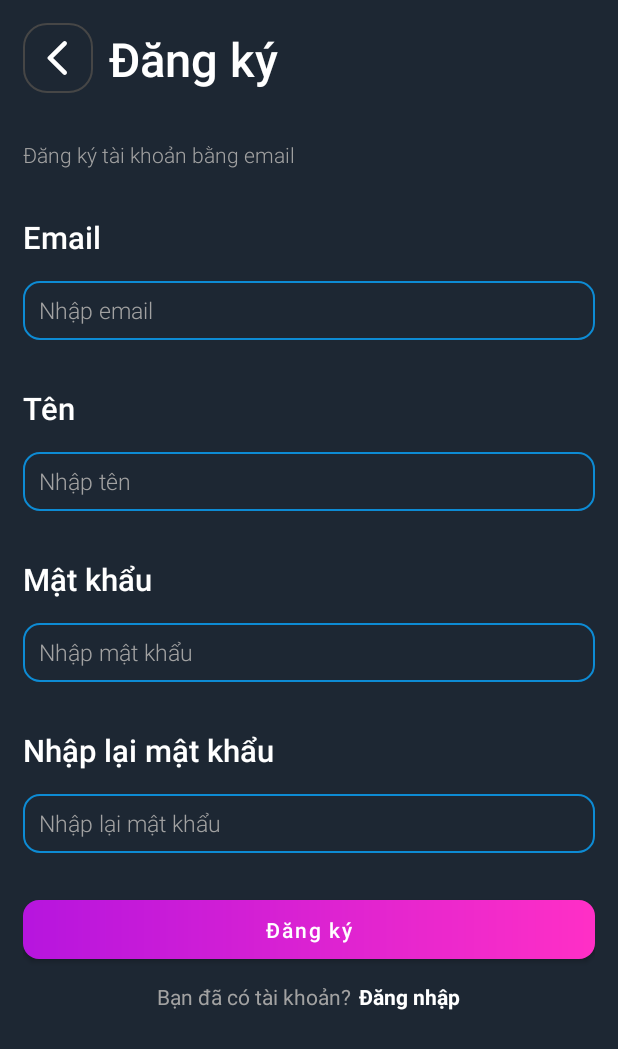
After one commit to hieudevsoft/FRProject, an Android app: the layout fragment_signup.xml on its own in the app's theme, with its tools: preview values and no code run, on a phone screen of 412 x 824 dp. The commit adds this screen. Shown: the top 1049 px of the screen. Run offline under Robolectric (Android 15) with nearby library versions, the phone set to English and light mode, and no system bars.

Commit message:
fragment login + signup

```diff
--- /dev/null
+++ b/app/src/main/res/drawable/custom_bg_button_login.xml
@@ -0,0 +1,8 @@
+<?xml version="1.0" encoding="utf-8"?>
+<shape xmlns:android="http://schemas.android.com/apk/res/android"
+    android:shape="rectangle">
+    <corners android:radius="@dimen/_8sdp"/>
+    <gradient android:centerX="0.5"
+        android:startColor="@color/gradient_start_purple"
+        android:endColor="@color/gradient_end_purple"/>
+</shape>
--- /dev/null
+++ b/app/src/main/res/drawable/custom_bg_button_login_back_dark.xml
@@ -0,0 +1,7 @@
+<?xml version="1.0" encoding="utf-8"?>
+<shape xmlns:android="http://schemas.android.com/apk/res/android"
+    android:shape="rectangle">
+    <stroke android:color="@color/gray"
+            android:width="@dimen/_1sdp"/>
+    <corners android:radius="@dimen/_12sdp"/>
+</shape>
--- /dev/null
+++ b/app/src/main/res/drawable/custom_bg_edittext_login.xml
@@ -0,0 +1,8 @@
+<?xml version="1.0" encoding="utf-8"?>
+<shape xmlns:android="http://schemas.android.com/apk/res/android">
+    <stroke android:width="@dimen/_1sdp"
+            android:color="#0d8bd4"
+            />
+    <corners android:radius="@dimen/_8sdp"/>
+
+</shape>
--- /dev/null
+++ b/app/src/main/res/drawable/ic_back.xml
@@ -0,0 +1,6 @@
+<vector android:height="24dp" android:viewportHeight="20"
+    android:viewportWidth="11" android:width="13.2dp" xmlns:android="http://schemas.android.com/apk/res/android">
+    <path android:fillColor="#1D1D1D" android:fillType="evenOdd"
+        android:pathData="M10.62,0.99C10.13,0.5 9.34,0.5 8.85,0.99L0.54,9.3C0.15,9.69 0.15,10.32 0.54,10.71L8.85,19.02C9.34,19.51 10.13,19.51 10.62,19.02C11.11,18.53 11.11,17.74 10.62,17.25L3.38,10L10.63,2.75C11.11,2.27 11.11,1.47 10.62,0.99Z"
+        android:strokeColor="#00000000" android:strokeWidth="1"/>
+</vector>
--- /dev/null
+++ b/app/src/main/res/layout/fragment_signup.xml
@@ -0,0 +1,158 @@
+<?xml version="1.0" encoding="utf-8"?>
+<LinearLayout xmlns:android="http://schemas.android.com/apk/res/android"
+    android:layout_width="match_parent"
+    android:layout_height="match_parent"
+    xmlns:app="http://schemas.android.com/apk/res-auto"
+    android:weightSum="100"
+    android:orientation="vertical"
+    android:background="@color/background_dark_mode"
+    android:padding="@dimen/LAYOUT_PADDING">
+    <androidx.constraintlayout.widget.ConstraintLayout
+        android:layout_width="match_parent"
+        android:layout_height="@dimen/_36sdp"
+
+        android:orientation="horizontal">
+        <Button
+            app:layout_constraintTop_toTopOf="parent"
+            app:layout_constraintLeft_toLeftOf="parent"
+            android:layout_width="@dimen/BUTTON_BACK_SIZE"
+            android:layout_height="@dimen/BUTTON_BACK_SIZE"
+            app:backgroundTint="@null"
+            android:drawableLeft="@drawable/ic_back"
+            android:background="@drawable/custom_bg_button_login_back_dark"
+            android:drawableTint="@color/white"
+            android:id="@+id/btn_back"
+            />
+
+        <TextView
+            android:layout_width="wrap_content"
+            android:layout_height="wrap_content"
+            android:layout_marginLeft="@dimen/_8sdp"
+            android:fontFamily="sans-serif-medium"
+            android:text="Đăng ký"
+            android:textColor="@color/white"
+            android:textSize="@dimen/TEXT_SIZE_MEDIUM"
+            app:layout_constraintBottom_toBottomOf="@id/btn_back"
+            app:layout_constraintLeft_toRightOf="@id/btn_back"
+            app:layout_constraintTop_toTopOf="@id/btn_back" />
+
+    </androidx.constraintlayout.widget.ConstraintLayout>
+
+    <TextView
+        android:layout_marginTop="@dimen/MARGIN_MEDIUM"
+        android:layout_width="wrap_content"
+        android:layout_height="wrap_content"
+        android:text="Đăng ký tài khoản bằng email"
+        android:fontFamily="sans-serif-light"
+        android:textColor="@color/light_gray"/>
+
+    <TextView
+        android:layout_width="wrap_content"
+        android:layout_height="wrap_content"
+        android:layout_marginTop="@dimen/MARGIN_MEDIUM"
+        android:layout_marginBottom="@dimen/MARGIN_SMALL"
+        android:fontFamily="sans-serif-medium"
+        android:text="Email"
+        android:textColor="@color/white"
+        android:textSize="@dimen/TEXT_SIZE_NORMAL" />
+    <EditText
+        android:layout_width="match_parent"
+        android:layout_height="@dimen/_30sdp"
+        android:background="@drawable/custom_bg_edittext_login"
+        android:hint="@string/hint_email"
+        android:textSize="@dimen/TEXT_SIZE_SMALL"
+        android:textColorHint="@color/light_gray"
+        android:fontFamily="sans-serif-light"
+        android:paddingLeft="@dimen/PADDING_SMALL"
+
+        />
+
+    <TextView
+        android:layout_width="wrap_content"
+        android:layout_height="wrap_content"
+        android:layout_marginTop="@dimen/MARGIN_MEDIUM"
+        android:layout_marginBottom="@dimen/MARGIN_SMALL"
+        android:fontFamily="sans-serif-medium"
+        android:text="Tên"
+        android:textColor="@color/white"
+        android:textSize="@dimen/TEXT_SIZE_NORMAL" />
+    <EditText
+        android:layout_width="match_parent"
+        android:layout_height="@dimen/_30sdp"
+        android:background="@drawable/custom_bg_edittext_login"
+        android:hint="@string/hint_name"
+        android:textSize="@dimen/TEXT_SIZE_SMALL"
+        android:textColorHint="@color/light_gray"
+        android:fontFamily="sans-serif-light"
+        android:paddingLeft="@dimen/PADDING_SMALL"
+        />
+    <TextView
+        android:layout_width="wrap_content"
+        android:layout_height="wrap_content"
+        android:layout_marginTop="@dimen/MARGIN_MEDIUM"
+        android:layout_marginBottom="@dimen/MARGIN_SMALL"
+        android:fontFamily="sans-serif-medium"
+        android:text="Mật khẩu"
+        android:textColor="@color/white"
+        android:textSize="@dimen/TEXT_SIZE_NORMAL" />
+    <EditText
+        android:layout_width="match_parent"
+        android:layout_height="@dimen/_30sdp"
+        android:background="@drawable/custom_bg_edittext_login"
+        android:hint="@string/hint_password"
+        android:textSize="@dimen/TEXT_SIZE_SMALL"
+        android:textColorHint="@color/light_gray"
+        android:fontFamily="sans-serif-light"
+        android:paddingLeft="@dimen/PADDING_SMALL"
+        />
+    <TextView
+        android:layout_width="wrap_content"
+        android:layout_height="wrap_content"
+        android:layout_marginTop="@dimen/MARGIN_MEDIUM"
+        android:layout_marginBottom="@dimen/MARGIN_SMALL"
+        android:fontFamily="sans-serif-medium"
+        android:text="Nhập lại mật khẩu"
+        android:textColor="@color/white"
+        android:textSize="@dimen/TEXT_SIZE_NORMAL" />
+    <EditText
+        android:layout_width="match_parent"
+        android:layout_height="@dimen/_30sdp"
+        android:background="@drawable/custom_bg_edittext_login"
+        android:hint="@string/hint_repassword"
+        android:textSize="@dimen/TEXT_SIZE_SMALL"
+        android:fontFamily="sans-serif-light"
+        android:textColorHint="@color/light_gray"
+
+        android:paddingLeft="@dimen/PADDING_SMALL"
+        />
+
+    <Button
+        android:layout_width="match_parent"
+        android:layout_height="@dimen/_30sdp"
+        android:text="Đăng ký"
+        android:textAllCaps="false"
+        android:background="@drawable/custom_bg_button_login"
+        app:backgroundTint="@null"
+        android:layout_marginTop="@dimen/MARGIN_MEDIUM"/>
+    <LinearLayout
+        android:layout_width="match_parent"
+        android:layout_height="wrap_content"
+        android:orientation="horizontal"
+        android:gravity="center"
+        android:layout_marginTop="@dimen/MARGIN_SMALL">
+        <TextView
+            android:layout_width="wrap_content"
+            android:layout_height="wrap_content"
+            android:text="Bạn đã có tài khoản?"
+            android:textColor="@color/light_gray"
+            />
+        <TextView
+            android:layout_width="wrap_content"
+            android:layout_height="wrap_content"
+            android:text="Đăng nhập"
+            android:textColor="@color/white"
+            android:textStyle="bold"
+            android:layout_marginLeft="@dimen/_4sdp"/>
+    </LinearLayout>
+
+</LinearLayout>
--- a/app/src/main/res/values/colors.xml
+++ b/app/src/main/res/values/colors.xml
@@ -7,6 +7,12 @@
     <color name="teal_700">#FF018786</color>
     <color name="black">#FF000000</color>
     <color name="white">#FFFFFFFF</color>
+    <color name="gray">#464646</color>
+    <color name="light_gray">#a2a2a2</color>
+    <color name="blue">#0d8bd4</color>
+    <color name="gradient_start_purple">#b615de</color>
+    <color name="gradient_end_purple">#ff2fc6</color>
+
 
 <!--    Dark theme-->
     <color name="background_dark_mode">#1D2733</color>
--- a/app/src/main/res/values/dimens.xml
+++ b/app/src/main/res/values/dimens.xml
@@ -16,5 +16,13 @@
     <!--Size of icon,image....-->
     <dimen name="ICON_SIZE_SMALL">@dimen/_13sdp</dimen>
     <dimen name="SIZE_ICON_SLIDE">@dimen/_200sdp</dimen>
+    <dimen name="BUTTON_BACK_SIZE">@dimen/_36sdp</dimen>
 
+    <!--Padding, margin-->
+    <dimen name="LAYOUT_PADDING">@dimen/_12sdp</dimen>
+    <dimen name="MARGIN_SMALL">@dimen/_12sdp</dimen>
+    <dimen name="MARGIN_MEDIUM">@dimen/_24sdp</dimen>
+    <dimen name="MARGIN_LARGE">@dimen/_36sdp</dimen>
+
+    <dimen name="PADDING_SMALL">@dimen/_8sdp</dimen>
 </resources>
--- a/app/src/main/res/values/strings.xml
+++ b/app/src/main/res/values/strings.xml
@@ -6,4 +6,10 @@
     <string name="skip">Skip</string>
     <string name="dark_mode">Dark Mode</string>
     <string name="love">Loves</string>
+    <string name="hint_email"> Nhập email </string>
+    <string name="hint_password"> Nhập mật khẩu </string>
+    <string name="hint_repassword"> Nhập lại mật khẩu </string>
+    <string name="hint_name"> Nhập tên </string>
+
+
 </resources>
```
Also changed, not shown: app/src/main/java/com/devapp/fr/ui/fragments/FragmentLogin.kt (added, +7 -0 lines), app/src/main/java/com/devapp/fr/ui/fragments/FragmentSignup.kt (added, +7 -0 lines), app/src/main/res/drawable/custom_bg_button_login_back_light.xml (added, +7 -0 lines), app/src/main/res/drawable/ic_arrow_left.xml (added, +10 -0 lines), app/src/main/res/layout/fragment_login.xml (added, +127 -0 lines), app/src/main/res/navigation/nav_host.xml (+9 -1 lines).
